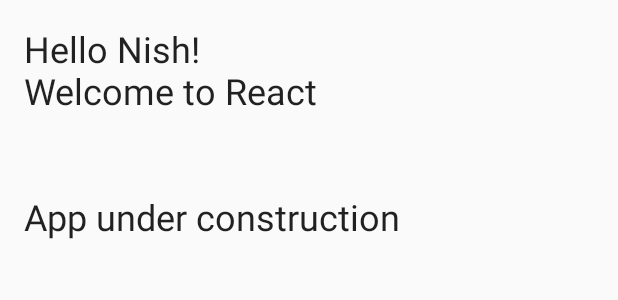
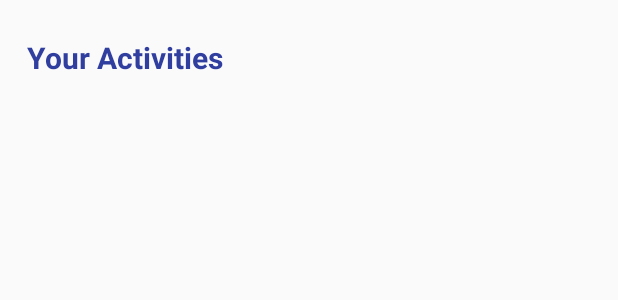
Before and after one commit to cpe305Spring17/reAct, an Android app: the layout activity_main.xml on its own in the app's theme, with its tools: preview values and no code run, on a phone screen of 412 x 824 dp. Shown: the top 300 px of the screen. Run offline under Robolectric (Android 15) with nearby library versions, the phone set to English and light mode, and no system bars.

```diff
--- a/app/src/main/res/layout/activity_main.xml
+++ b/app/src/main/res/layout/activity_main.xml
@@ -1,18 +1,43 @@
 <?xml version="1.0" encoding="utf-8"?>
 <RelativeLayout xmlns:android="http://schemas.android.com/apk/res/android"
-    xmlns:tools="http://schemas.android.com/tools"
-    android:id="@+id/activity_main"
-    android:layout_width="match_parent"
-    android:layout_height="match_parent"
+    xmlns:tools="http://schemas.android.com/tools" android:id="@+id/activity_main"
+    android:layout_width="match_parent" android:layout_height="match_parent"
     android:paddingBottom="@dimen/activity_vertical_margin"
     android:paddingLeft="@dimen/activity_horizontal_margin"
     android:paddingRight="@dimen/activity_horizontal_margin"
     android:paddingTop="@dimen/activity_vertical_margin"
-    tools:context="edu.calpoly.react.MainActivity">
+    tools:context="edu.calpoly.react.MainMenu">
 
     <TextView
-        android:layout_width="wrap_content"
+        android:layout_width="195dp"
         android:layout_height="wrap_content"
-        android:text="Hello Nish!\nWelcome to React\n\n\nApp under construction"
-        android:textAppearance="@style/TextAppearance.AppCompat.Headline" />
+        android:textSize="20dp"
+        android:textColor="@color/colorPrimaryDark"
+        android:paddingLeft="2dp"
+        android:paddingBottom="10dp"
+        android:text="Your Activities"
+        android:paddingTop="4pt"
+        android:textStyle="bold"
+        android:layout_weight="0.03"
+        android:id="@+id/textView2" />
+
+    <ScrollView
+        android:layout_width="350dp"
+        android:layout_height="350dp"
+        android:layout_marginTop="6dp"
+        android:layout_below="@+id/textView2"
+        android:layout_alignParentLeft="true"
+        android:layout_alignParentStart="true"
+        android:layout_alignParentBottom="true"
+        android:layout_alignParentRight="true"
+        android:layout_alignParentEnd="true">
+
+        <RelativeLayout
+            android:orientation="vertical"
+            android:id="@+id/scroll_view"
+            android:layout_width="match_parent"
+            android:layout_height="525dp" />
+    </ScrollView>
+
+
 </RelativeLayout>
```
Also changed, not shown: app/src/main/java/edu/calpoly/react/CreateNewActivity.java (+8 -5 lines), app/src/main/java/edu/calpoly/react/SplashActivity.java (added, +21 -0 lines), app/src/main/res/menu/menu_activity_create_new.xml (added, +12 -0 lines), app/src/main/res/menu/menu_activity_main.xml (added, +15 -0 lines), app/src/main/clear_button-web.png (deleted), app/src/main/res/drawable-hdpi/clear_btn.png (added), app/src/main/res/drawable-mdpi/clear_btn.png (added), app/src/main/res/drawable-xhdpi/clear_btn.png (added), app/src/main/res/drawable-xxhdpi/clear_btn.png (added).
